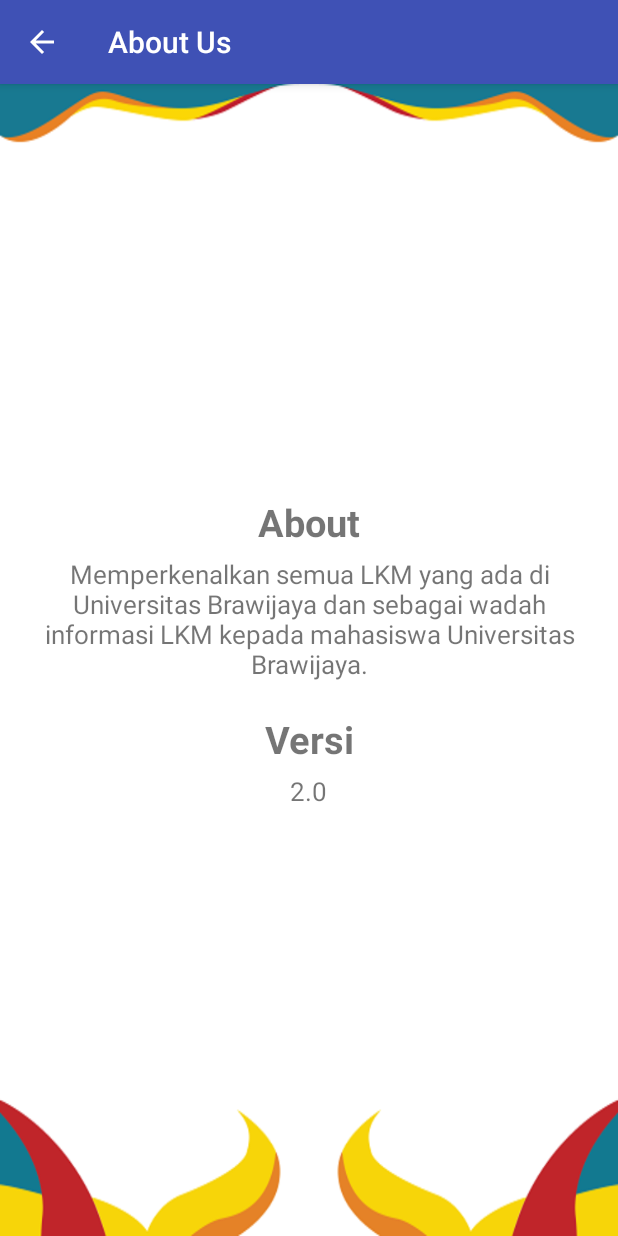
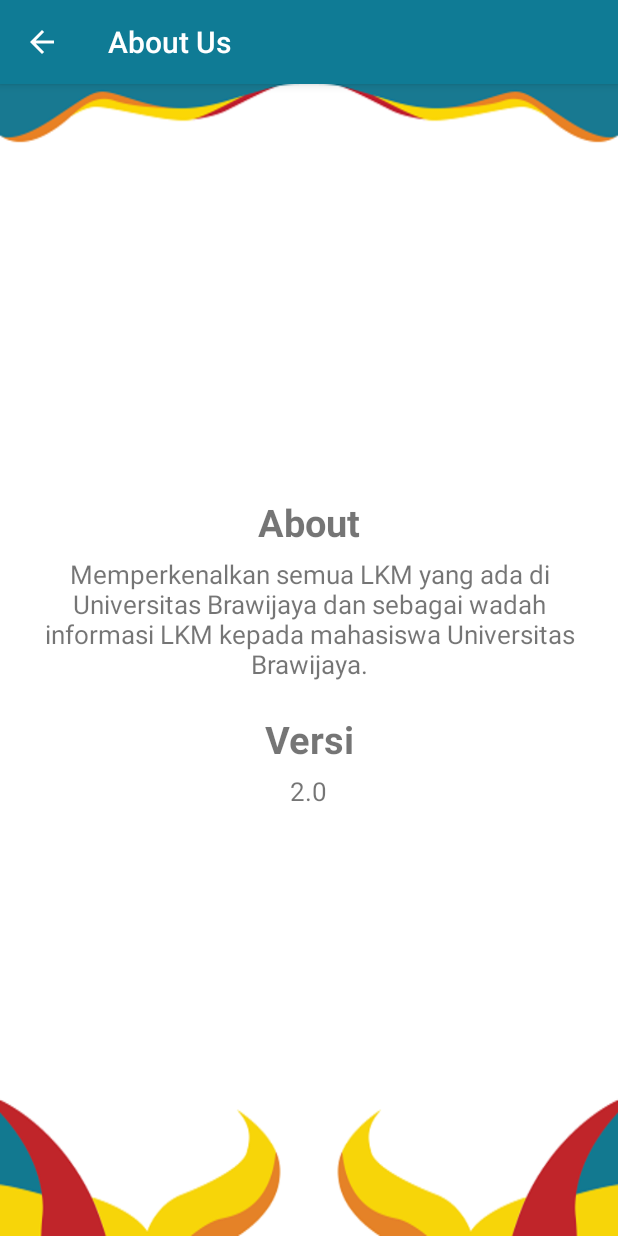
Before and after one commit to khusika/khusika_apps_rajabrawijaya, an Android app: the AboutActivity screen opened directly, with no data from a screen before it, on a phone screen of 412 x 824 dp. Run offline under Robolectric (Android 15) with nearby library versions, the phone set to English and light mode, and no system bars.

Commit message:
Color: Use original RB16 color
Adapted from https://github.com/khusika/khusika_apps_rajabrawijaya/blob/android/Decompiled/res/values/colors.xml#L25-L27

```diff
--- a/rajabrawijaya/app/src/main/res/values/colors.xml
+++ b/rajabrawijaya/app/src/main/res/values/colors.xml
@@ -1,6 +1,6 @@
 <?xml version="1.0" encoding="utf-8"?>
 <resources>
-    <color name="colorPrimary">#3F51B5</color>
-    <color name="colorPrimaryDark">#303F9F</color>
+    <color name="colorPrimary">#ff0f7b95</color>
+    <color name="colorPrimaryDark">#ff0f7b95</color>
     <color name="colorAccent">#FF4081</color>
 </resources>
```
